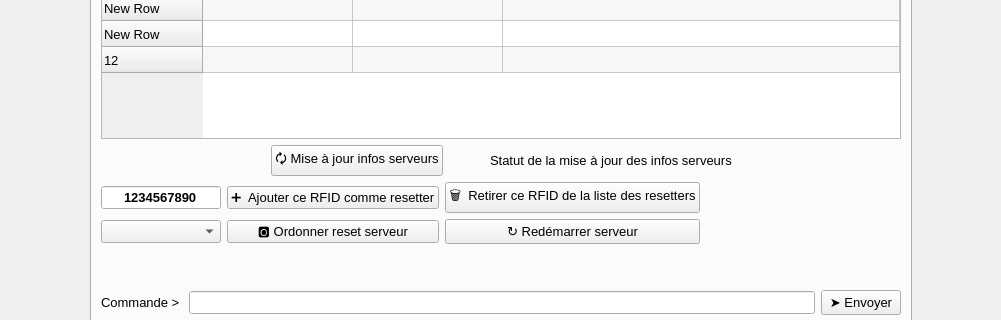
This is thecubeivazio/cubegui/cubegui.ui in jwav/thecube-ivazio as Qt 5 draws it before an edit; both pictures show x 0 to 1001 and y 458 to 778 of the 1001 by 981 pixel window. The edited form follows.
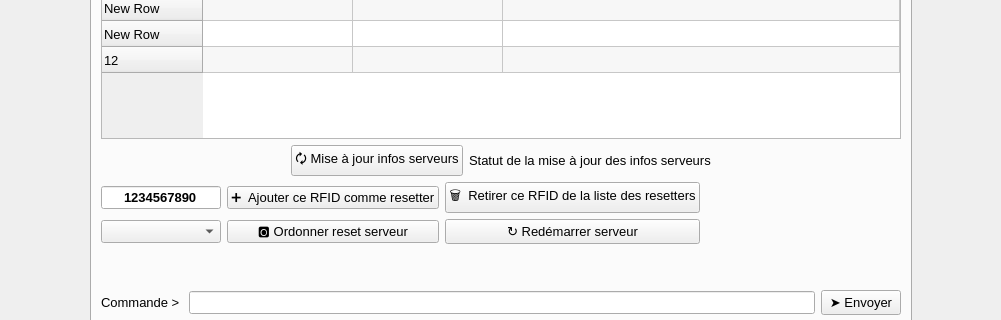
This is the edited form. The open tabs and pages were chosen to show the change. Icons and pictures are not drawn.

Diff of the .ui file:
```diff
--- a/thecubeivazio/cubegui/cubegui.ui
+++ b/thecubeivazio/cubegui/cubegui.ui
@@ -1257,7 +1257,14 @@
             </property>
            </spacer>
           </item>
-          <item row="0" column="4">
+          <item row="0" column="2">
+           <widget class="QLabel" name="lblAdminServersInfoStatusText">
+            <property name="text">
+             <string>Statut de la mise à jour des infos serveurs</string>
+            </property>
+           </widget>
+          </item>
+          <item row="0" column="3">
            <spacer name="horizontalSpacer_22">
             <property name="orientation">
              <enum>Qt::Horizontal</enum>
@@ -1270,35 +1277,6 @@
             </property>
            </spacer>
           </item>
-          <item row="0" column="2">
-           <widget class="QPushButton" name="btnIconAdminStatus">
-            <property name="enabled">
-             <bool>true</bool>
-            </property>
-            <property name="styleSheet">
-             <string notr="true">QPushButton {
-    background-color: none;
-    border: none;
-}
-QPushButton:pressed {
-    background-color: none;
-    border: none;
-}
-QPushButton:focus {
-    outline: none;
-}</string>
-            </property>
-            <property name="text">
-             <string/>
-            </property>
-            <property name="checkable">
-             <bool>false</bool>
-            </property>
-            <property name="flat">
-             <bool>true</bool>
-            </property>
-           </widget>
-          </item>
           <item row="0" column="1">
            <widget class="QPushButton" name="btnAdminUpdateServersInfo">
             <property name="text">
@@ -1306,13 +1284,6 @@
             </property>
            </widget>
           </item>
-          <item row="0" column="3">
-           <widget class="QLabel" name="lblAdminServersInfoStatusText">
-            <property name="text">
-             <string>Statut de la mise à jour des infos serveurs</string>
-            </property>
-           </widget>
-          </item>
          </layout>
         </item>
         <item>
```
Left out of the diff: 2 changed lines with no effect on the pictures.
